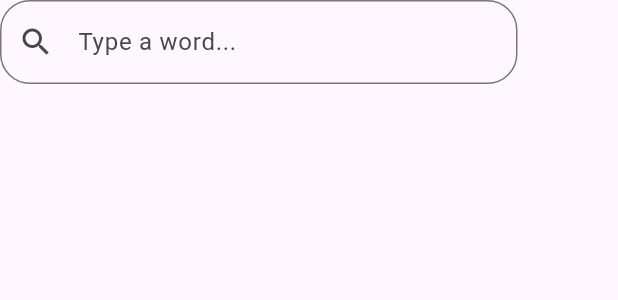
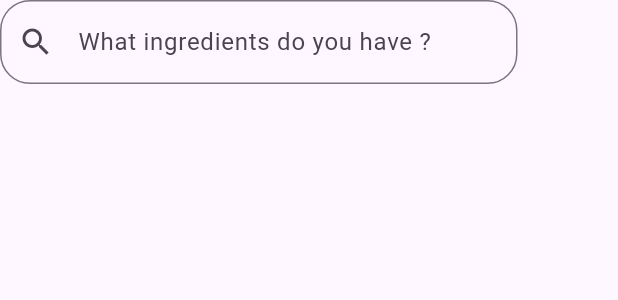
Before and after one commit to ridwan-101/finish_it_demo, a Flutter app: the CustomSearchWidget widget shown alone on an empty page, opened directly, on a phone screen of 412 x 824 dp. Shown: the top 300 px of the screen. Run offline on Flutter 3.47's test engine with Material 2 defaults, Android fonts, the phone set to English and light mode, and no system bars.

Commit message:
serach text changes 🔎

```diff
--- a/lib/ui/searchresult.dart
+++ b/lib/ui/searchresult.dart
@@ -39,7 +39,7 @@ class _CustomSearchWidgetState extends State<CustomSearchWidget> {
           child: TextField(
             controller: _searchController,
             decoration: InputDecoration(
-              hintText: "Type a word...",
+              hintText: "What ingredients do you have ?",
               border: OutlineInputBorder(
                 borderRadius: BorderRadius.circular(20),
               ),
```
